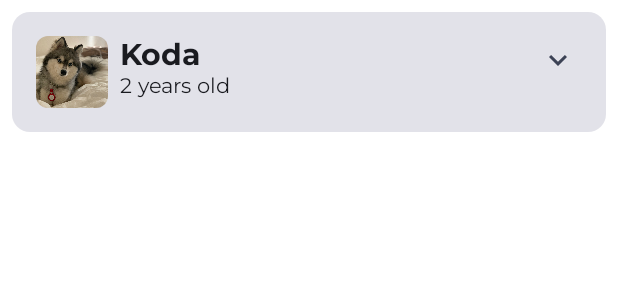
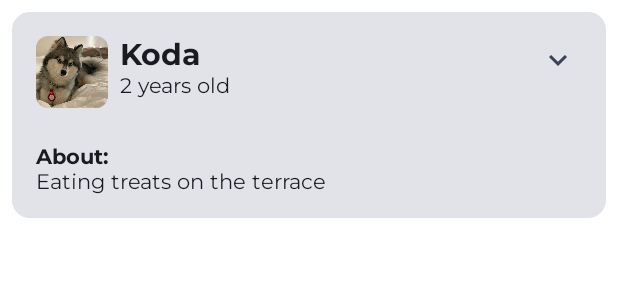
Before and after one commit to RujiraKongsomran/JC_CreateSimpleAnimation, an Android app built with Jetpack Compose: the @Preview function DogPreview, on a phone screen of 412 x 824 dp. Shown: the top 300 px of the screen. Run offline under Robolectric (Android 15) with nearby library versions, the phone set to English and light mode, and no system bars.

```diff
--- a/app/src/main/java/com/rujirakongsomran/jc_createsimpleanimation/MainActivity.kt
+++ b/app/src/main/java/com/rujirakongsomran/jc_createsimpleanimation/MainActivity.kt
@@ -74,6 +74,15 @@ fun DogItem(
                 onClick = { /*TODO*/ }
             )
         }
+        DogHobby(
+            dogHobby = dog.hobbies,
+            modifier = Modifier.padding(
+                start = dimensionResource(R.dimen.padding_medium),
+                top = dimensionResource(R.dimen.padding_small),
+                end = dimensionResource(R.dimen.padding_medium),
+                bottom = dimensionResource(R.dimen.padding_medium)
+            )
+        )
     }
 }
 
@@ -141,6 +150,22 @@ fun DogIcon(
         )
 }
 
+@Composable
+fun DogHobby(
+    @StringRes dogHobby: Int,
+    modifier: Modifier = Modifier
+) {
+    Column(modifier = modifier) {
+        Text(
+            text = stringResource(R.string.about),
+            style = MaterialTheme.typography.labelSmall
+        )
+        Text(
+            text = stringResource(dogHobby),
+            style = MaterialTheme.typography.bodyLarge
+        )
+    }
+}
 
 @Preview
 @Composable
--- a/app/src/main/res/values/strings.xml
+++ b/app/src/main/res/values/strings.xml
@@ -9,5 +9,6 @@
     <string name="dog_description_3">Stealing socks</string>
     <string name="dog_description_4">Meeting new animals</string>
     <string name="years_old">%d years old</string>
+    <string name="about">About:</string>
     <string name="expand_button_content_description">See more or less information about a dog.</string>
 </resources>
```
